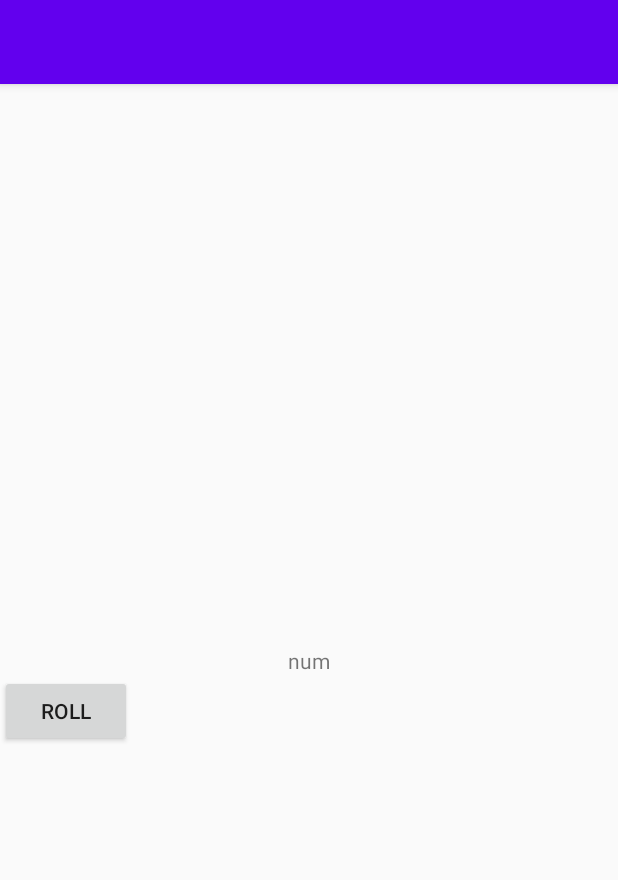
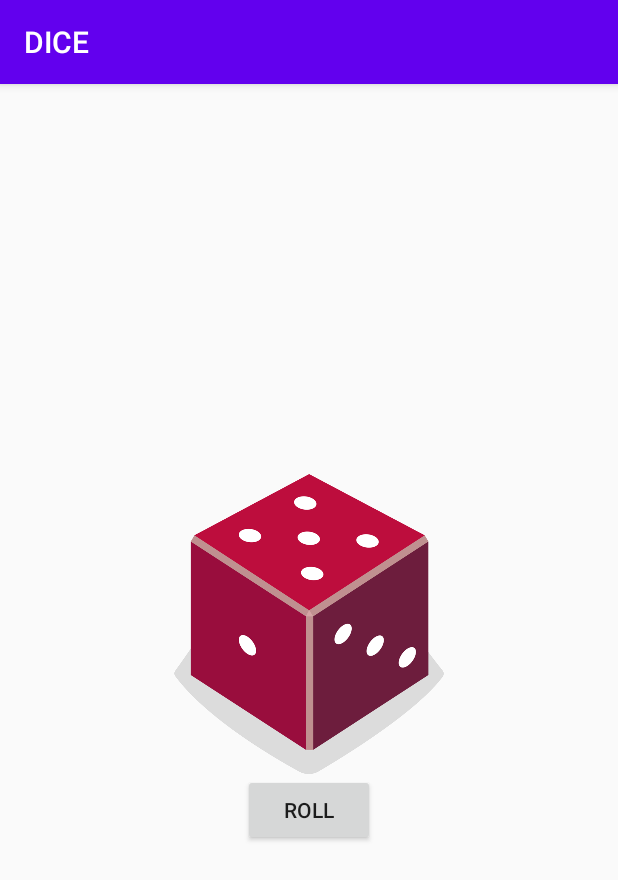
Before and after one commit to amandabriena/Dice, an Android app: the screen it shows after launch (MainActivity), on a phone screen of 412 x 824 dp. Shown: the top 880 px of the screen. Run offline under Robolectric (Android 15) with nearby library versions, the phone set to English and light mode, and no system bars.

Commit message:
adição de imagem do dado

```diff
--- a/app/src/main/AndroidManifest.xml
+++ b/app/src/main/AndroidManifest.xml
@@ -9,6 +9,7 @@
         android:roundIcon="@mipmap/ic_launcher_round"
         android:supportsRtl="true"
         android:theme="@style/AppTheme">
+        <activity android:name=".MainDiceActivity"></activity>
         <activity android:name=".MainActivity">
             <intent-filter>
                 <action android:name="android.intent.action.MAIN" />
--- a/app/src/main/java/com/example/helloworld/MainActivity.kt
+++ b/app/src/main/java/com/example/helloworld/MainActivity.kt
@@ -3,6 +3,7 @@ package com.example.helloworld
 import androidx.appcompat.app.AppCompatActivity
 import android.os.Bundle
 import android.widget.Button
+import android.widget.ImageView
 import android.widget.TextView
 import android.widget.Toast
 import com.example.helloworld.Model.Dice
@@ -11,8 +12,9 @@ class MainActivity : AppCompatActivity() {
     /*
     * Encontrando o botão  a textView que estão no layout
     * */
-    val rollButton: Button = findViewById(R.id.button)
-    val textResult: TextView = findViewById(R.id.numDice)
+
+
+
     //Criando nova instância da classe Dice
     val dice = Dice(6, "blue")
 
@@ -20,12 +22,16 @@ class MainActivity : AppCompatActivity() {
         super.onCreate(savedInstanceState)
         setContentView(R.layout.activity_main)
 
+        val rollButton: Button = findViewById(R.id.rollButton);
+
         /*
         * Botão executando o método de rolar o dado ao ser clicado
         * */
         rollButton.setOnClickListener {
             rollDice()
         }
+        // Inicializando o dado ao iniciar o app:
+        rollDice()
 
     }
     /*
@@ -33,6 +39,15 @@ class MainActivity : AppCompatActivity() {
     * */
     private fun rollDice() {
         val diceRoll = dice.roll()
-        textResult.text = diceRoll.toString()
+        val diceImage: ImageView = findViewById(R.id.imageDice)
+        val drawableResouse = when (diceRoll) {
+            1 -> R.drawable.dice_1
+            2 -> R.drawable.dice_2
+            3 -> R.drawable.dice_3
+            4 -> R.drawable.dice_4
+            5 -> R.drawable.dice_5
+            else -> R.drawable.dice_6
+        }
+        diceImage.setImageResource(drawableResouse)
     }
 }
--- a/app/src/main/res/layout/activity_main.xml
+++ b/app/src/main/res/layout/activity_main.xml
@@ -6,22 +6,26 @@
     android:layout_height="match_parent"
     tools:context=".MainActivity">
 
-    <TextView
-        android:id="@+id/numDice"
-        android:layout_width="wrap_content"
-        android:layout_height="wrap_content"
-        android:text="@string/numDice"
-        app:layout_constraintBottom_toBottomOf="parent"
-        app:layout_constraintLeft_toLeftOf="parent"
-        app:layout_constraintRight_toRightOf="parent"
-        app:layout_constraintTop_toTopOf="parent" />
-    <Button
-        android:id="@+id/button"
-        android:layout_width="wrap_content"
-        android:layout_height="wrap_content"
-        app:layout_constraintTop_toBottomOf="@+id/numDice"
-        app:layout_constraintStart_toStartOf="parent"
-        android:text="@string/roll"
-        />
+    <LinearLayout
+        android:layout_width="match_parent"
+        android:layout_height="match_parent"
+        android:orientation="vertical"
+        android:gravity="center"
+        tools:ignore="MissingConstraints">
+        <ImageView
+            android:id="@+id/imageDice"
+            android:layout_width="200dp"
+            android:layout_height="200dp"
+            app:srcCompat="@drawable/dice_1"/>
+        <Button
+            android:id="@+id/rollButton"
+            android:layout_width="wrap_content"
+            android:layout_height="wrap_content"
+            android:text= "@string/roll"/>
+
+    </LinearLayout>
+
+
+
 
 </androidx.constraintlayout.widget.ConstraintLayout>
--- a/app/src/main/res/values/strings.xml
+++ b/app/src/main/res/values/strings.xml
@@ -1,4 +1,5 @@
 <resources>
+    <string name="app_name">DICE</string>
     <string name="roll">ROLL</string>
     <string name="numDice">num</string>
 </resources>
```
Also changed, not shown: app/src/main/res/drawable/dice_1.png (added), app/src/main/res/drawable/dice_2.png (added), app/src/main/res/drawable/dice_3.png (added), app/src/main/res/drawable/dice_4.png (added), app/src/main/res/drawable/dice_5.png (added), app/src/main/res/drawable/dice_6.png (added).
